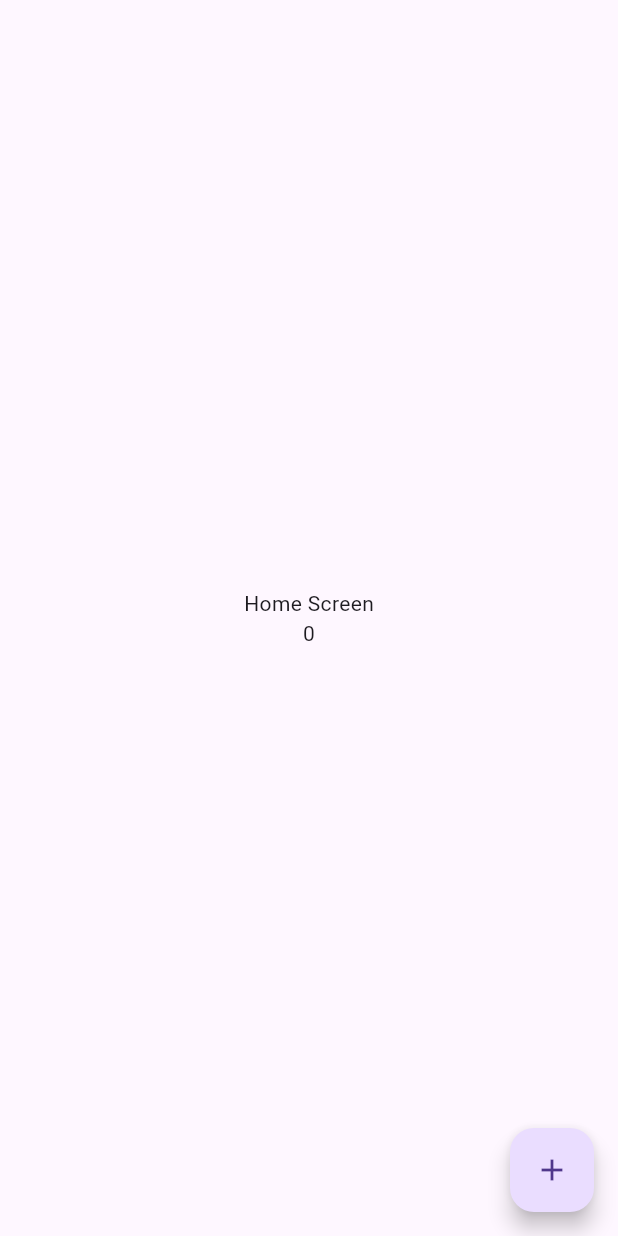
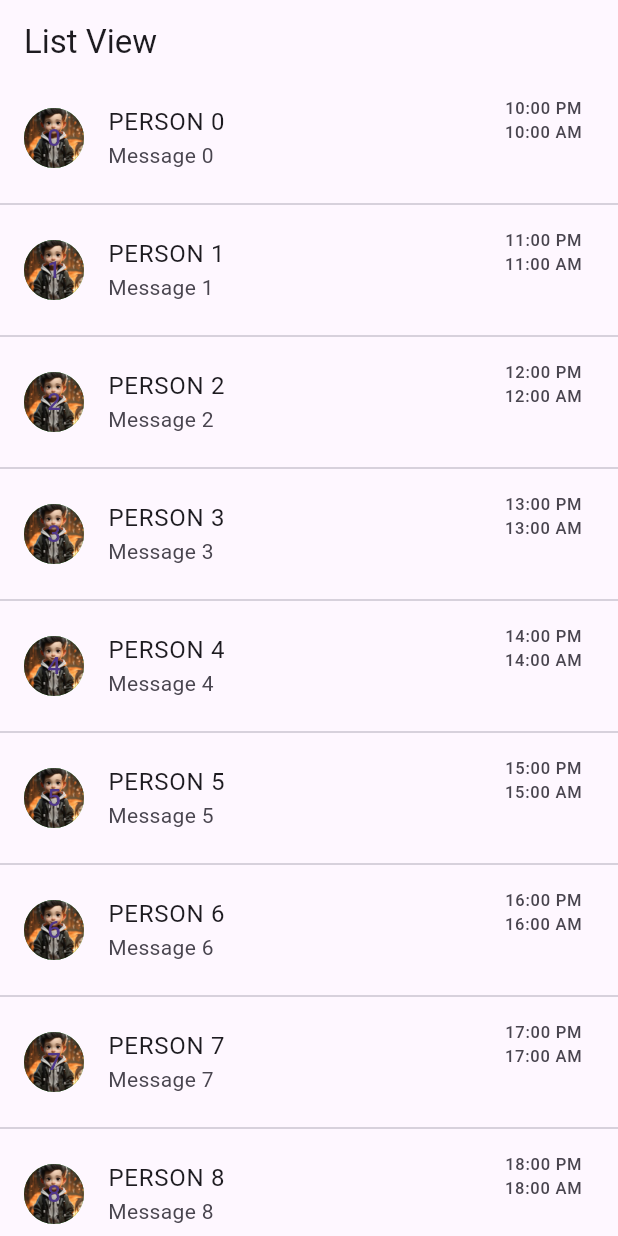
Before and after one commit to francisjain/flutter_project, a Flutter app: the screen it shows after launch, on a phone screen of 412 x 824 dp. Run offline on Flutter 3.47's test engine with Material 3 defaults, Android fonts, the phone set to English and light mode, and no system bars.

Commit message:
ListView and add image locally

```diff
--- /dev/null
+++ b/lib/list_view_page.dart
@@ -0,0 +1,29 @@
+import 'package:flutter/material.dart';
+
+class ListViewPage extends StatelessWidget {
+  const ListViewPage({super.key});
+
+  @override
+  Widget build(BuildContext context) {
+    return Scaffold(
+        appBar: AppBar(
+          title: const Text('List View'),
+        ),
+        body: ListView.separated(
+          itemBuilder: (context, int index) => ListTile(
+            title: Text('PERSON $index'),
+            subtitle: Text('Message $index'),
+            leading: CircleAvatar(
+              child: Text('$index'),
+              backgroundColor: Colors.green,
+              backgroundImage: AssetImage('assets/images/Capture.PNG'),
+            ),
+            trailing: Column(
+              children: [Text('1$index:00 PM'), Text('1$index:00 AM')],
+            ),
+          ),
+          separatorBuilder: (context, index) => const Divider(),
+          itemCount: 50,
+        ));
+  }
+}
--- a/lib/main.dart
+++ b/lib/main.dart
@@ -1,4 +1,5 @@
 import 'package:brocode_tutorial_1/home_screen.dart';
+import 'package:brocode_tutorial_1/list_view_page.dart';
 import 'package:flutter/material.dart';
 
 void main() {
@@ -10,10 +11,10 @@ class MainApp extends StatelessWidget {
 
   @override
   Widget build(BuildContext context) {
-    return  MaterialApp(
+    return MaterialApp(
       debugShowCheckedModeBanner: false,
       theme: ThemeData(primarySwatch: Colors.green),
-      home:  const HomeScreen(),
+      home: const ListViewPage(),
     );
   }
 }
--- a/pubspec.yaml
+++ b/pubspec.yaml
@@ -17,3 +17,5 @@ dev_dependencies:
 
 flutter:
   uses-material-design: true
+  assets:
+    - assets/images/
```
Also changed, not shown: assets/images/Capture.PNG (added).
